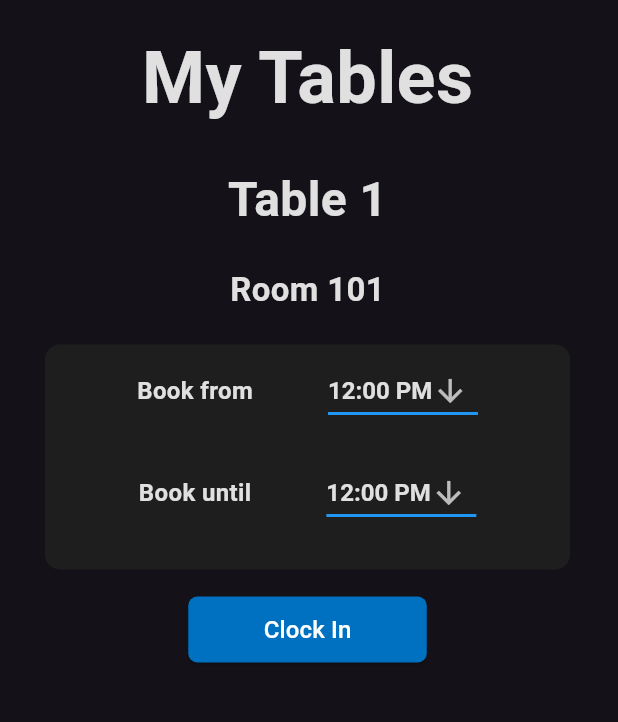
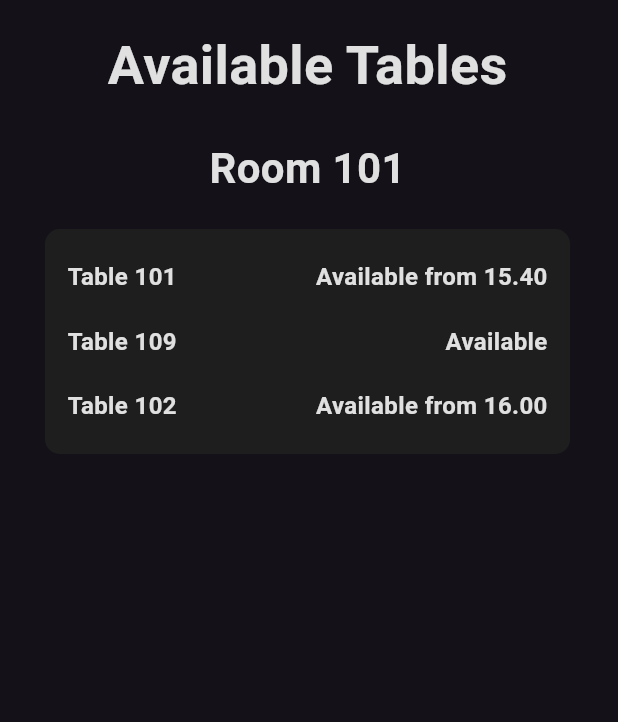
Before and after one commit to Intellivisionn/UnsTable, a Flutter app: the screen it shows after launch, on a phone screen of 412 x 824 dp, the part 110-832 px from its top. Run offline on Flutter 3.47's test engine with Material 3 defaults, Android fonts, the phone set to English and light mode, and no system bars.

Commit message:
added room picker and table picker

```diff
--- a/unstable/lib/pages/home_screen.dart
+++ b/unstable/lib/pages/home_screen.dart
@@ -1,9 +1,11 @@
 import 'package:flutter/material.dart';
 import 'package:unstable/constants/colors.dart';
+import 'package:unstable/widgets/Mobile/room_picker_mobile.dart';
 import 'package:unstable/widgets/Mobile/clockedin_mobile.dart';
 import 'package:unstable/widgets/Mobile/main_mobile.dart';
 import 'package:unstable/widgets/Mobile/myTables_mobile.dart';
 import 'package:unstable/widgets/Mobile/new_drawer.dart';
+import 'package:unstable/widgets/Mobile/table_picker_mobile.dart';
 import 'package:unstable/widgets/site_logo.dart';
 
 class HomeScreen extends StatefulWidget {
@@ -58,7 +60,7 @@ class _HomeScreenState extends State<HomeScreen> {
       ),
       body: ListView(
         children: [
-          MyTables(),
+          TablePickerMobile(),
         ],
       ),
     );
--- /dev/null
+++ b/unstable/lib/widgets/Mobile/table_picker_mobile.dart
@@ -0,0 +1,141 @@
+// ignore_for_file: prefer_const_constructors, prefer_const_literals_to_create_immutables
+
+import 'package:flutter/material.dart';
+import 'package:unstable/constants/colors.dart';
+import 'package:unstable/widgets/drop_down_menu.dart';
+
+class TablePickerMobile extends StatelessWidget {
+  const TablePickerMobile({super.key});
+
+  @override
+  Widget build(BuildContext context) {
+    var screenWidth = MediaQuery.of(context).size.width;
+    return Container(
+      margin: EdgeInsets.symmetric(horizontal: 20),
+      height: MediaQuery.of(context).size.height / 1.2,
+      constraints: BoxConstraints(minHeight: 350.0),
+      child: Row(
+        mainAxisAlignment: MainAxisAlignment.start,
+        children: [
+          Column(
+            mainAxisAlignment: MainAxisAlignment.start,
+            children: [
+              const Padding(
+                padding: EdgeInsets.all(10.0),
+                child: Text(
+                  "Available Tables",
+                  style: TextStyle(
+                      fontSize: 36,
+                      fontWeight: FontWeight.bold,
+                      color: CustomColor.textColor,
+                      height: 1.5),
+                ),
+              ),
+              const Padding(
+                padding: EdgeInsets.all(10.0),
+                child: Text(
+                  "Room 101",
+                  style: TextStyle(
+                      fontSize: 28,
+                      fontWeight: FontWeight.bold,
+                      color: CustomColor.textColor,
+                      height: 1.5),
+                ),
+              ),
+              Container(
+                width: 350,
+                height: 150,
+                decoration: BoxDecoration(
+                  color: CustomColor.cardColor,
+                  borderRadius: BorderRadius.circular(10),
+                ),
+                padding: const EdgeInsets.all(15.0),
+                margin: const EdgeInsets.all(10.0),
+                child: Center(
+                  child: Column(
+                    mainAxisAlignment: MainAxisAlignment.center,
+                    crossAxisAlignment: CrossAxisAlignment.start,
+                    children: [
+                      Row(
+                        mainAxisAlignment: MainAxisAlignment.spaceBetween,
+                        children: [
+                          Text(
+                            'Table 101',
+                            style: TextStyle(
+                              fontSize: 16,
+                              fontWeight: FontWeight.bold,
+                              color: CustomColor.textColor,
+                            ),
+                          ),
+                          Text(
+                            'Available from 15.40',
+                            style: TextStyle(
+                              fontSize: 16,
+                              fontWeight: FontWeight.bold,
+                              color: CustomColor.textColor,
+                            ),
+                          ),
+                        ],
+                      ),
+                      SizedBox(height: 20),
+                      Row(
+                        mainAxisAlignment: MainAxisAlignment.spaceBetween,
+                        children: [
+                          Text(
+                            'Table 109',
+                            style: TextStyle(
+                              fontSize: 16,
+                              fontWeight: FontWeight.bold,
+                              color: CustomColor.textColor,
+                            ),
+                          ),
+                          Text(
+                            'Available',
+                            style: TextStyle(
+                              fontSize: 16,
+                              fontWeight: FontWeight.bold,
+                              color: CustomColor.textColor,
+                            ),
+                          ),
+                        ],
+                      ),
+                      SizedBox(height: 20),
+                      Row(
+                        mainAxisAlignment: MainAxisAlignment.spaceBetween,
+                        children: [
+                          Text(
+                            'Table 102',
+                            style: TextStyle(
+                              fontSize: 16,
+                              fontWeight: FontWeight.bold,
+                              color: CustomColor.textColor,
+                            ),
+                          ),
+                          Text(
+                            'Available from 16.00',
+                            style: TextStyle(
+                              fontSize: 16,
+                              fontWeight: FontWeight.bold,
+                              color: CustomColor.textColor,
+                            ),
+                          ),
+                        ],
+                      ),
+                    ],
+                  ),
+                ),
+              ),
+            ],
+          ),
+        ],
+      ),
+    );
+  }
+}
+
+var btnStyle = ElevatedButton.styleFrom(
+  backgroundColor: CustomColor.accentColor,
+  shape: RoundedRectangleBorder(
+    borderRadius: BorderRadius.circular(6),
+  ),
+);
```
Also changed, not shown: unstable/lib/widgets/Mobile/room_picker_mobile.dart (added, +131 -0 lines).
